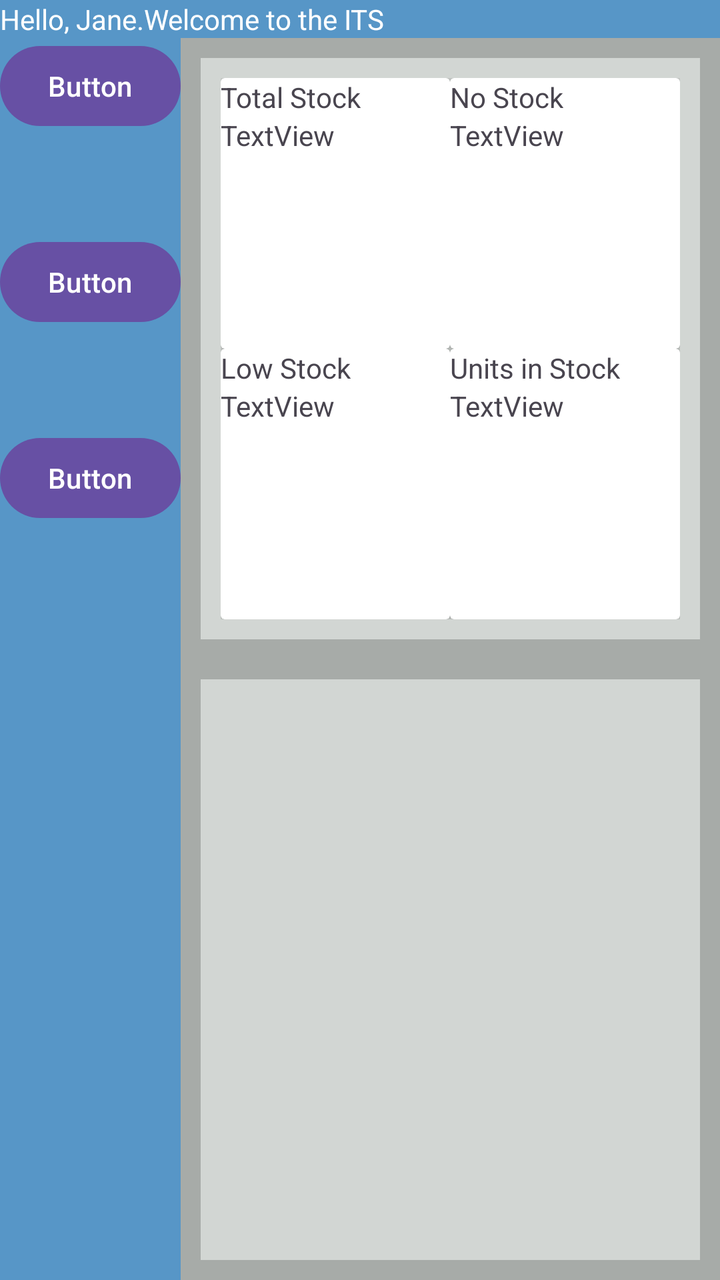
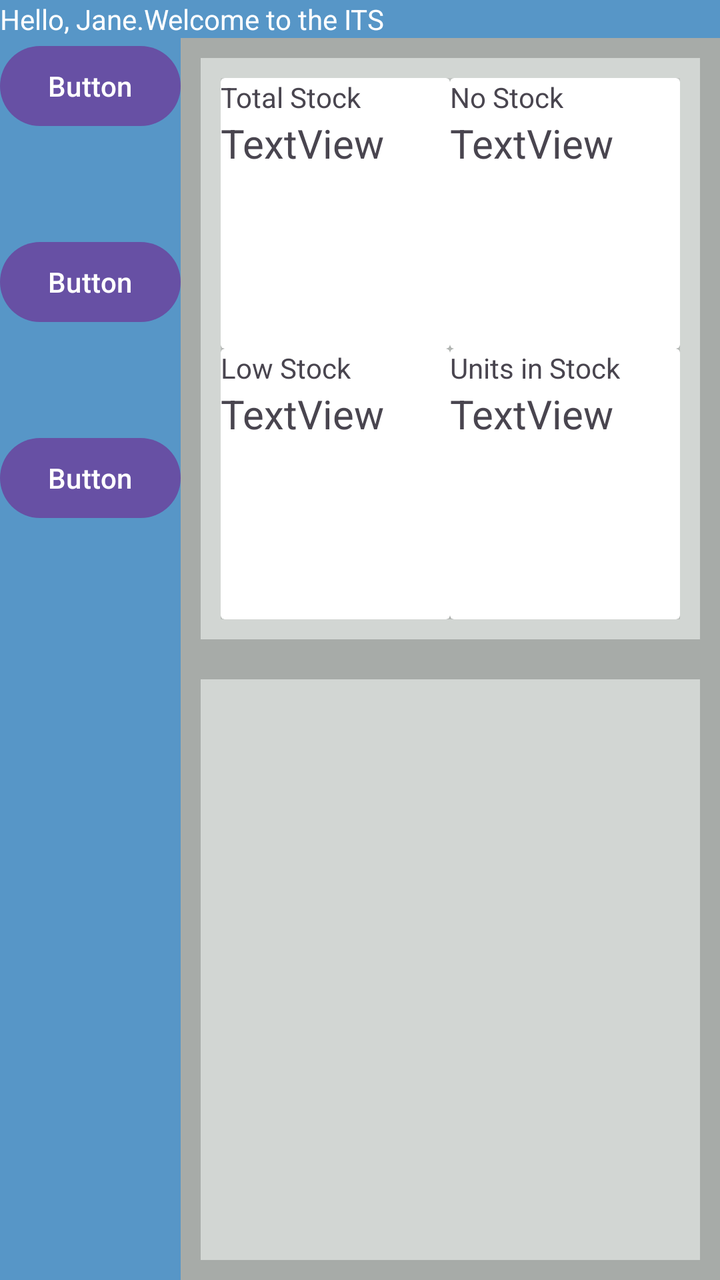

Two renders of the same Android screen: before a commit and after it. Below are the layout's source before the change and the commit's diff.
<!-- AndroidManifest.xml: application theme Theme.MyAssetTracker -->
<!-- res/layout/activity_home.xml -->
<?xml version="1.0" encoding="utf-8"?>
<androidx.constraintlayout.widget.ConstraintLayout xmlns:android="http://schemas.android.com/apk/res/android"
    xmlns:app="http://schemas.android.com/apk/res-auto"
    xmlns:tools="http://schemas.android.com/tools"
    android:id="@+id/main"
    android:layout_width="match_parent"
    android:layout_height="match_parent"
    tools:context=".UI.HomeActivity"
    android:background="@color/background_grey">
                
    <LinearLayout
        android:id="@+id/banner"
        android:layout_width="match_parent"
        android:layout_height="wrap_content"
        android:background="@color/background_blue"
        android:orientation="horizontal"
        app:layout_constraintTop_toTopOf="parent"
        app:layout_constraintStart_toStartOf="parent"
        app:layout_constraintEnd_toEndOf="parent">

        <TextView
            android:id="@+id/bannerText"
            android:layout_width="wrap_content"
            android:layout_height="wrap_content"
            android:layout_weight="1"
            android:text="@string/banner_text"
            android:textColor="@color/white" />
    </LinearLayout>



                                        
    <LinearLayout
        android:id="@+id/nav"
        android:layout_width="wrap_content"
        android:layout_height="0dp"
        android:background="@color/background_blue"
        android:orientation="vertical"
        app:layout_constraintBottom_toBottomOf="parent"
        app:layout_constraintStart_toStartOf="parent"
        app:layout_constraintTop_toBottomOf="@id/banner">

        <Button
            android:id="@+id/button2"
            android:layout_width="match_parent"
            android:layout_height="wrap_content"
            android:layout_marginBottom="50dp"
            android:text="Button" />

        <Button
            android:id="@+id/button"
            android:layout_width="match_parent"
            android:layout_height="wrap_content"
            android:layout_marginBottom="50dp"
            android:text="Button" />

        <Button
            android:id="@+id/button4"
            android:layout_width="match_parent"
            android:layout_height="wrap_content"
            android:layout_marginBottom="50dp"
            android:text="Button" />
    </LinearLayout>



                                            
    <GridLayout
        android:id="@+id/statCardLayout"
        android:layout_width="0dp"
        android:layout_height="0dp"
        android:layout_margin="10dp"
        android:orientation="vertical"
        android:background="@color/background_lightgrey"
        android:columnCount="2"
        android:rowCount="2"
        android:padding="10dp"
        app:layout_constraintStart_toEndOf="@id/nav"
        app:layout_constraintTop_toBottomOf="@id/banner"
        app:layout_constraintEnd_toEndOf="parent"
        app:layout_constraintBottom_toTopOf="@id/recentActivityRecycler"
        app:layout_constraintVertical_weight="1"
        >


        
        <androidx.cardview.widget.CardView
            android:id="@+id/statCard_total"
            android:layout_width="0dp"
            android:layout_height="0dp"
            android:layout_columnWeight="1"
            android:layout_rowWeight="1"
            >

            <LinearLayout
                android:layout_width="match_parent"
                android:layout_height="match_parent"
                android:orientation="vertical">

                <TextView
                    android:id="@+id/totalLabel"
                    android:layout_width="wrap_content"
                    android:layout_height="wrap_content"
                    android:text="@string/statCardLabel_total" />

                <TextView
                    android:id="@+id/totalValue"
                    android:layout_width="wrap_content"
                    android:layout_height="wrap_content"
                    android:layout_weight="1"
                    android:text="TextView" />
            </LinearLayout>
        </androidx.cardview.widget.CardView>


        
        <androidx.cardview.widget.CardView
            android:id="@+id/statCard_low"
            android:layout_width="0dp"
            android:layout_height="0dp"
            android:layout_columnWeight="1"
            android:layout_rowWeight="1"
            >

            <LinearLayout
                android:layout_width="match_parent"
                android:layout_height="match_parent"
                android:orientation="vertical">

                <TextView
                    android:id="@+id/lowLabel"
                    android:layout_width="wrap_content"
                    android:layout_height="wrap_content"
                    android:text="@string/statCardLabel_low" />

                <TextView
                    android:id="@+id/lowValue"
                    android:layout_width="wrap_content"
                    android:layout_height="wrap_content"
                    android:layout_weight="1"
                    android:text="TextView" />
            </LinearLayout>
        </androidx.cardview.widget.CardView>


        
        <androidx.cardview.widget.CardView
            android:id="@+id/statCard_no"
            android:layout_width="0dp"
            android:layout_height="0dp"
            android:layout_columnWeight="1"
            android:layout_rowWeight="1"
            >

            <LinearLayout
                android:layout_width="match_parent"
                android:layout_height="match_parent"
                android:orientation="vertical">

                <TextView
                    android:id="@+id/noLabel"
                    android:layout_width="wrap_content"
                    android:layout_height="wrap_content"
                    android:text="@string/statCardLabel_no" />

                <TextView
                    android:id="@+id/noValue"
                    android:layout_width="wrap_content"
                    android:layout_height="wrap_content"
                    android:layout_weight="1"
                    android:text="TextView" />
            </LinearLayout>
        </androidx.cardview.widget.CardView>


        
        <androidx.cardview.widget.CardView
            android:id="@+id/statCard_units"
            android:layout_width="0dp"
            android:layout_height="0dp"
            android:layout_columnWeight="1"
            android:layout_rowWeight="1"
            >

            <LinearLayout
                android:layout_width="match_parent"
                android:layout_height="match_parent"
                android:orientation="vertical">

                <TextView
                    android:id="@+id/unitLabel"
                    android:layout_width="wrap_content"
                    android:layout_height="wrap_content"
                    android:text="@string/statCardLabel_units" />

                <TextView
                    android:id="@+id/unitValue"
                    android:layout_width="wrap_content"
                    android:layout_height="wrap_content"
                    android:layout_weight="1"
                    android:text="TextView" />
            </LinearLayout>
        </androidx.cardview.widget.CardView>
    </GridLayout>



                                            
    <androidx.recyclerview.widget.RecyclerView
        android:id="@+id/recentActivityRecycler"
        android:layout_width="0dp"
        android:layout_height="0dp"
        android:layout_margin="10dp"
        android:background="@color/background_lightgrey"
        app:layout_constraintBottom_toBottomOf="parent"
        app:layout_constraintEnd_toEndOf="parent"
        app:layout_constraintStart_toEndOf="@id/nav"
        app:layout_constraintTop_toBottomOf="@id/statCardLayout"
        app:layout_constraintVertical_weight="1" />
</androidx.constraintlayout.widget.ConstraintLayout>
<!-- resources referenced by this layout -->
<resources>
  <color name="background_blue">#5796C7</color>
  <color name="background_grey">#a7aba8</color>
  <color name="background_lightgrey">#d2d6d3</color>
  <color name="white">#FFFFFFFF</color>
  <string name="banner_text">Hello, Jane.Welcome to the ITS</string>
  <string name="statCardLabel_low">Low Stock</string>
  <string name="statCardLabel_no">No Stock</string>
  <string name="statCardLabel_total">Total Stock</string>
  <string name="statCardLabel_units">Units in Stock</string>
  <style name="Theme.MyAssetTracker" parent="Base.Theme.MyAssetTracker" />
  <style name="Base.Theme.MyAssetTracker" parent="Theme.Material3.DayNight.NoActionBar">
          
          
      </style>
</resources>

<!-- the commit's change to res/layout/activity_home.xml (unified diff, before → after) -->
@@ -108,7 +108,8 @@
                     android:layout_width="wrap_content"
                     android:layout_height="wrap_content"
                     android:layout_weight="1"
-                    android:text="TextView" />
+                    android:text="TextView"
+                    android:textSize="20dp"/>
             </LinearLayout>
         </androidx.cardview.widget.CardView>
 
@@ -138,7 +139,8 @@
                     android:layout_width="wrap_content"
                     android:layout_height="wrap_content"
                     android:layout_weight="1"
-                    android:text="TextView" />
+                    android:text="TextView"
+                    android:textSize="20dp"/>
             </LinearLayout>
         </androidx.cardview.widget.CardView>
 
@@ -168,7 +170,8 @@
                     android:layout_width="wrap_content"
                     android:layout_height="wrap_content"
                     android:layout_weight="1"
-                    android:text="TextView" />
+                    android:text="TextView"
+                    android:textSize="20dp"/>
             </LinearLayout>
         </androidx.cardview.widget.CardView>
 
@@ -198,7 +201,8 @@
                     android:layout_width="wrap_content"
                     android:layout_height="wrap_content"
                     android:layout_weight="1"
-                    android:text="TextView" />
+                    android:text="TextView"
+                    android:textSize="20dp"/>
             </LinearLayout>
         </androidx.cardview.widget.CardView>
     </GridLayout>
